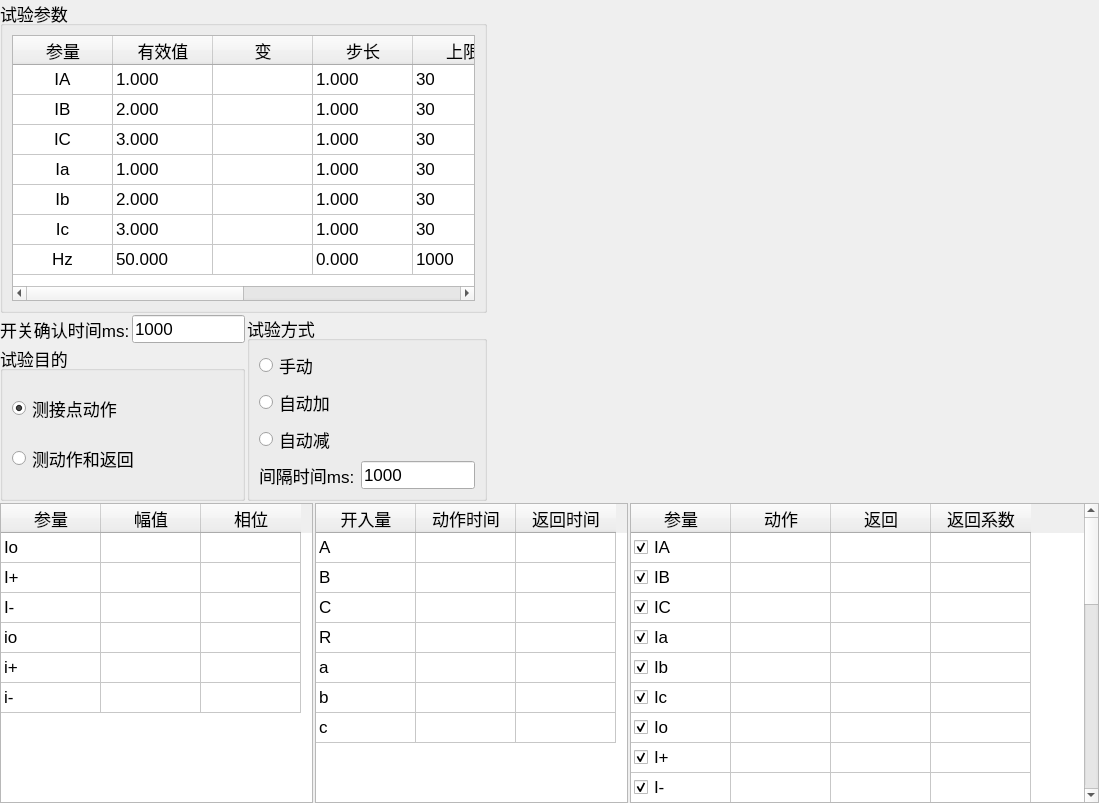
The window that energy/ui/test24/ui_024.ui (AgueroZzz/Electric-energy-detection) describes before a commit, drawn with Qt 5.
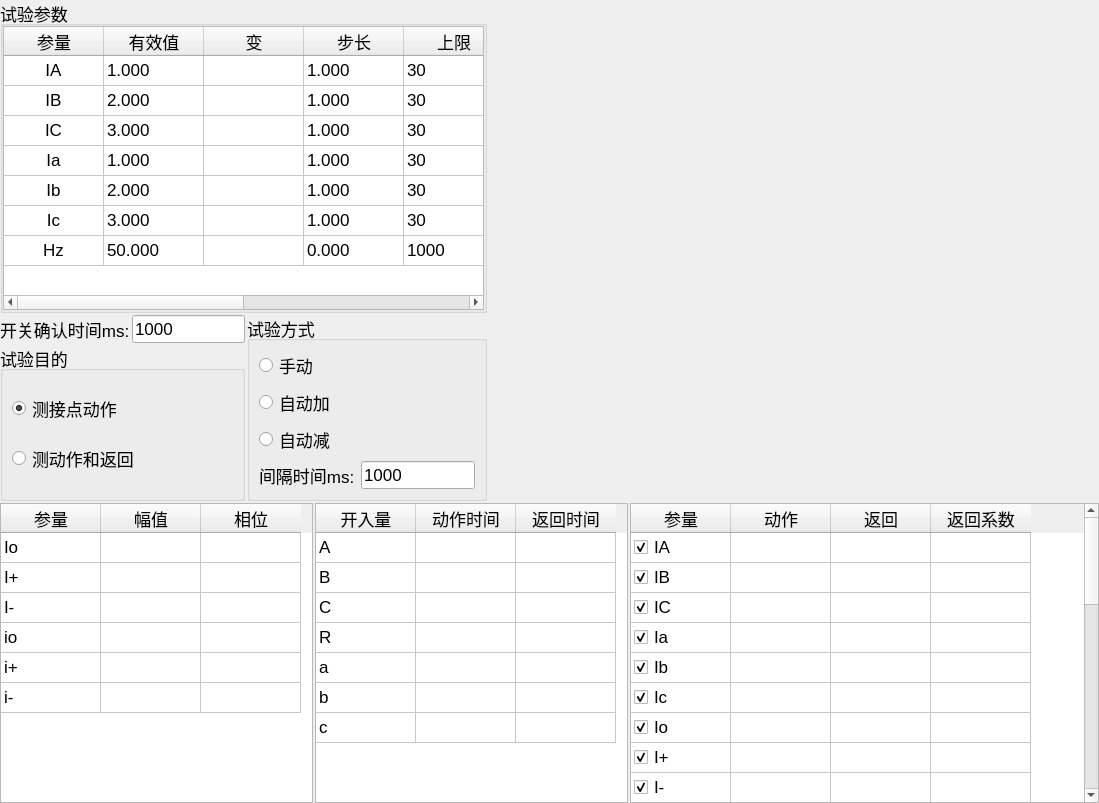
The same window after the commit.

Diff of the .ui file:
```diff
--- a/energy/ui/test24/ui_024.ui
+++ b/energy/ui/test24/ui_024.ui
@@ -44,6 +44,21 @@
           <string>试验参数</string>
          </property>
          <layout class="QHBoxLayout" name="horizontalLayout">
+          <property name="spacing">
+           <number>1</number>
+          </property>
+          <property name="leftMargin">
+           <number>0</number>
+          </property>
+          <property name="topMargin">
+           <number>0</number>
+          </property>
+          <property name="rightMargin">
+           <number>0</number>
+          </property>
+          <property name="bottomMargin">
+           <number>0</number>
+          </property>
           <item>
            <widget class="QTableWidget" name="tb_sycs">
             <property name="rowCount">
```
